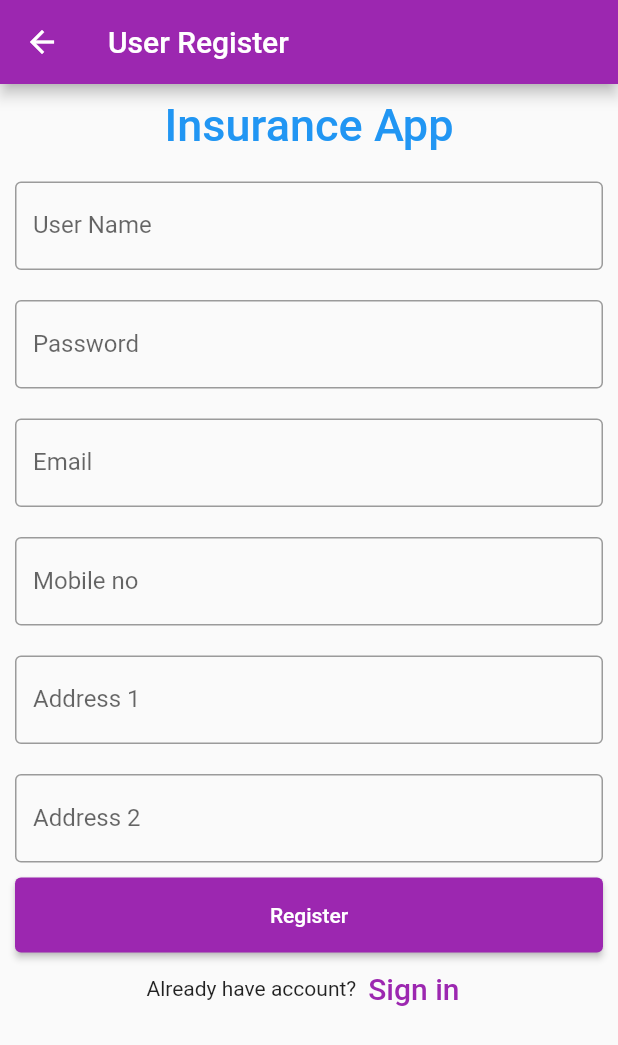
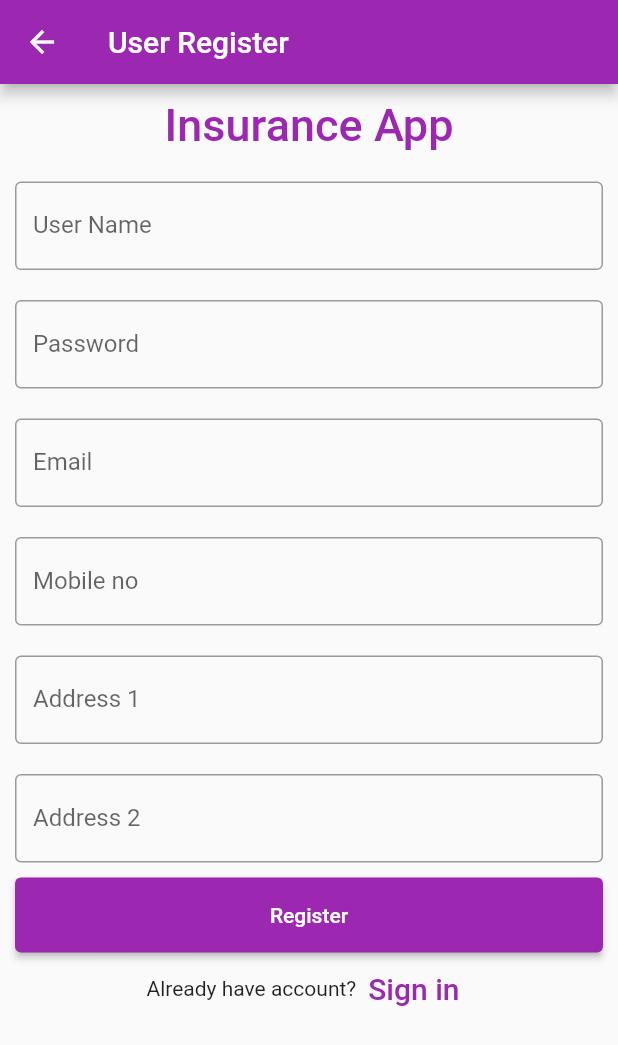
Before and after one commit to Neelsvaghela/demo_p1, a Flutter app: the RegisterScreen screen opened directly, after a tap on "Sign in", on a phone screen of 412 x 824 dp. Shown: the top 1045 px of the screen. Run offline on Flutter 3.47's test engine with Material 2 defaults, Android fonts, the phone set to English and light mode, and no system bars; our stand-ins replace cloud_firestore, firebase_auth, firebase_core; accounts and stored records are empty.

```diff
--- a/lib/ui/user_register/user_register.dart
+++ b/lib/ui/user_register/user_register.dart
@@ -1,4 +1,5 @@
 import 'package:flutter/material.dart';
+import 'package:insurance_project/utils/colorsconstants.dart';
 import 'package:insurance_project/utils/firebase_repo.dart';
 
 class RegisterScreen extends StatefulWidget {
@@ -33,7 +34,7 @@ class _RegisterScreenState extends State<RegisterScreen> {
               child: const Text(
                 'Insurance App',
                 style: TextStyle(
-                    color: Colors.blue,
+                    color: ColorsConstants.themeColor,
                     fontWeight: FontWeight.w500,
                     fontSize: 30),
               )),
@@ -122,8 +123,20 @@ class _RegisterScreenState extends State<RegisterScreen> {
                   'Sign in',
                   style: TextStyle(fontSize: 20),
                 ),
-                onPressed: () {
+                onPressed: () async{
                   //signup screen
+                  var result= await FirebaseRepo().signup(
+                    address1Controller.text.toString()+address2Controller.text.toString(),
+                    passwordController.text.toString(),
+                    emailController.text.toString(),
+                    nameController.text.toString(),
+                    mobileController.text.toString()
+                  );
+                  if(result !=null){
+                    print("success");
+                  }else{
+                    print("unSuccess");
+                  }
                 },
               )
             ],
--- a/lib/utils/firebase_repo.dart
+++ b/lib/utils/firebase_repo.dart
@@ -3,29 +3,34 @@ import 'package:firebase_auth/firebase_auth.dart';
 
 class FirebaseRepo{
 
-  void signup(String address,String cnfpassword,String spemail,String username,String contactno)async{
+  Future<UserCredential?> signup(String address,String cnfpassword,String spemail,String username,String contactno)async{
     {
+      UserCredential useCred;
       if(address.isNotEmpty && cnfpassword.isNotEmpty){
         try{
-          // final QuerySnapshot result=await FirebaseFirestore.instance.collection("signup_waiting").get();
-          // final List<DocumentSnapshot> document=result.docs;
-          // if(document.length==0){
+          // ignore: prefer_is_not_empty
           if(!(spemail.isEmpty) && !(username.isEmpty && !(address.isEmpty))){
-            FirebaseFirestore.instance.collection("signedUp").doc(spemail).set({
-              "Email":spemail,
-              "name":username,
-              "address":address,
-              "contact_no":contactno,
-              "password":cnfpassword,
+            useCred = await FirebaseAuth.instance.createUserWithEmailAndPassword(email: spemail, password: cnfpassword).then((value) {
+              FirebaseFirestore.instance.collection("signedUp").doc(spemail).set({
+                "Email":value.user?.email.toString(),
+                "name":value.user?.displayName.toString(),
+                "address":address,
+                "contact_no":contactno,
+                "password":cnfpassword,
+              });
+              return value;
             });
             print("success");
+            return useCred;
           }else{
+            return null;
             print("failed");
           }
         }catch(error){
           print("failed : ${error}");
         }
       }else{
+        return null;
         print("failed");
       }
     }
```
